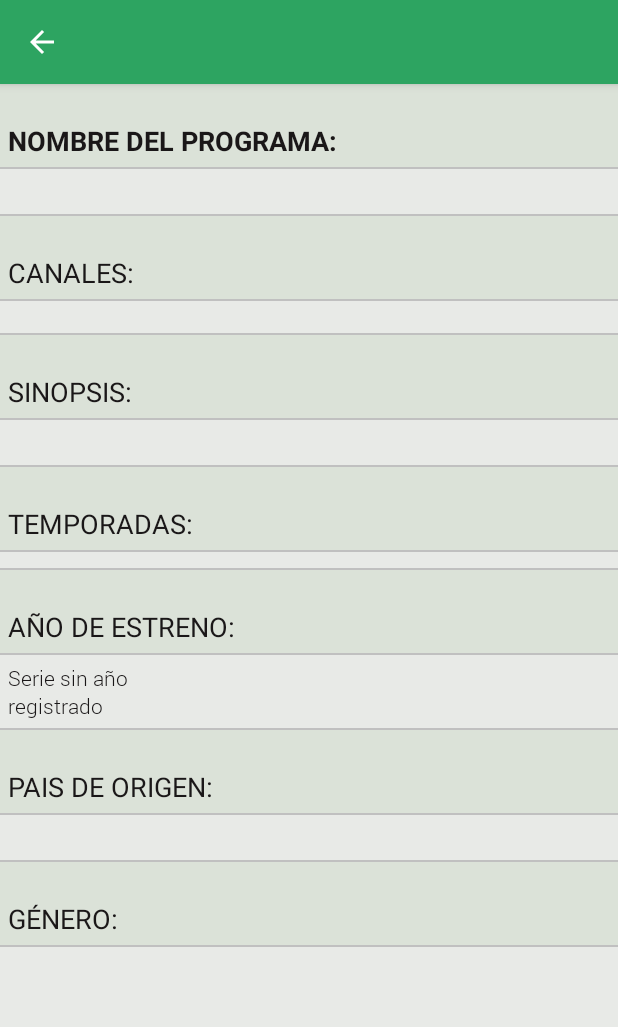
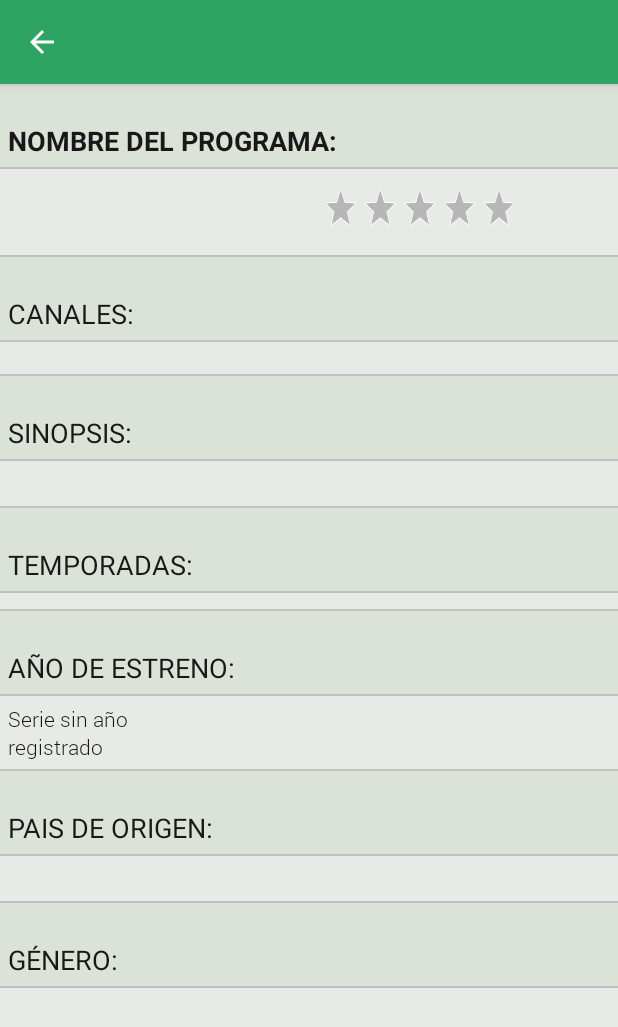
Before and after one commit to camilonar/WTW, an Android app: the ActivityDetalleSerie screen opened directly, with no data from a screen before it, on a phone screen of 412 x 824 dp. Shown: the top 1027 px of the screen. Run offline under Robolectric (Android 15) with nearby library versions, the phone set to English and light mode, and no system bars; Roboto replaces fonts that are not available here; 13 statements that could not run were skipped.

Commit message:
Se agregó la calificación promedio a las series

```diff
--- a/app/src/main/java/epiphany_soft/wtw/Activities/Series/ActivityDetalleSerie.java
+++ b/app/src/main/java/epiphany_soft/wtw/Activities/Series/ActivityDetalleSerie.java
@@ -176,6 +176,7 @@ public class ActivityDetalleSerie extends ActivityBase{
         if (c.getInt(c.getColumnIndex(DataBaseContract.AgendaContract.COLUMN_NAME_USUARIO_ID))==Sesion.getInstance().getIdUsuario()){
             isFavorito=true;
         } else isFavorito=false;
+        llenarCalificacionPromedio(db);
         if (!nombre.equals("")) ((TextView) findViewById(R.id.txtNombreSe)).setText(nombre);
         else ((TextView) findViewById(R.id.txtNombreSe)).setText("Serie sin nombre");
         if (!sinopsis.equals("")) ((TextView) findViewById(R.id.txtSinopsisSe)).setText(sinopsis);
@@ -188,19 +189,26 @@ public class ActivityDetalleSerie extends ActivityBase{
         else ((TextView) findViewById(R.id.txtPaisOrigen)).setText("Serie sin país registrado");
     }
 
-    public void onClickActualizar(View v){
+    private void llenarCalificacionPromedio(DataBaseConnection db){
+        float cal = db.consultarCalificacionPromedio(idSerie);
+        RatingBar rb = (RatingBar)findViewById(R.id.ratingBar2);
+        rb.setRating(cal);
+        rb.setFocusable(false);
+    }
+
+            public void onClickActualizar(View v) {
                 Intent i = new Intent(this, ActivityActualizarSerie.class);
                 Bundle b = new Bundle();
                 b.putString(ProgramaContract.COLUMN_NAME_PROGRAMA_NOMBRE, nombre);
-        b.putString(ProgramaContract.COLUMN_NAME_PROGRAMA_SINOPSIS,sinopsis);
+                b.putString(ProgramaContract.COLUMN_NAME_PROGRAMA_SINOPSIS, sinopsis);
                 b.putString(GeneroContract.COLUMN_NAME_GENERO_NOMBRE, genero);
-        b.putString(ProgramaContract.COLUMN_NAME_PROGRAMA_PAIS_ORIGEN,pais);
-        b.putInt(ProgramaContract.COLUMN_NAME_PROGRAMA_ANIO_ESTRENO,anio);
+                b.putString(ProgramaContract.COLUMN_NAME_PROGRAMA_PAIS_ORIGEN, pais);
+                b.putInt(ProgramaContract.COLUMN_NAME_PROGRAMA_ANIO_ESTRENO, anio);
                 i.putExtras(b);
                 startActivity(i);
             }
 
-    public void onClickRegistrarTemporada(View v){
+            public void onClickRegistrarTemporada(View v) {
 
                 Intent i = new Intent(this, ActivityAgregarTemporada.class);
                 Bundle b = new Bundle();
@@ -210,7 +218,7 @@ public class ActivityDetalleSerie extends ActivityBase{
                 startActivity(i);
             }
 
-    public void onClickAsociarCanal(View v){
+            public void onClickAsociarCanal(View v) {
 
                 Intent i = new Intent(this, ActivityAsociarCanal.class);
                 Bundle b = new Bundle();
@@ -220,16 +228,16 @@ public class ActivityDetalleSerie extends ActivityBase{
                 startActivity(i);
             }
 
-    private void configurarRatingBar(){
+            private void configurarRatingBar() {
                 final RatingBar calificacion = (RatingBar) findViewById(R.id.ratingBar);
-        DataBaseConnection db=new DataBaseConnection(this.getBaseContext());
-        Cursor c=db.consultarCalificacion(Sesion.getInstance().getIdUsuario(),idSerie);
-        calificado=false;
-        if (c!=null && c.getCount()==1){
+                DataBaseConnection db = new DataBaseConnection(this.getBaseContext());
+                Cursor c = db.consultarCalificacion(Sesion.getInstance().getIdUsuario(), idSerie);
+                calificado = false;
+                if (c != null && c.getCount() == 1) {
                     c.moveToNext();
                     float rating = c.getFloat(c.getColumnIndex(DataBaseContract.CalificacionContract.COLUMN_NAME_VALOR_CALIFICACION));
                     calificacion.setRating(rating);
-            calificado=true;
+                    calificado = true;
                 }
                 calificacion.setOnRatingBarChangeListener(new RatingBar.OnRatingBarChangeListener() {
 
@@ -238,16 +246,18 @@ public class ActivityDetalleSerie extends ActivityBase{
                         DataBaseConnection db = new DataBaseConnection(ratingBar.getContext());
                         if (calificado) {
                             db.actualizarCalificacion(Sesion.getInstance().getIdUsuario(), idSerie, calificacion.getRating());
+                            llenarCalificacionPromedio(db);
                         } else {
                             db.insertarCalificacion(Sesion.getInstance().getIdUsuario(), idSerie, calificacion.getRating());
+                            llenarCalificacionPromedio(db);
                             calificado = true;
                         }
                     }
                 });
             }
 
-    protected void hideWhenNoSession(){
-        if (!Sesion.getInstance().isActiva()){
+            protected void hideWhenNoSession() {
+                if (!Sesion.getInstance().isActiva()) {
                     FloatingActionButton b = (FloatingActionButton) findViewById(R.id.fab);
                     hide(b);
                     Button btn = (Button) findViewById(R.id.btn_AgregarTemporada);
@@ -265,8 +275,8 @@ public class ActivityDetalleSerie extends ActivityBase{
                 }
             }
 
-    protected void showWhenSession(){
-        if (Sesion.getInstance().isActiva()){
+            protected void showWhenSession() {
+                if (Sesion.getInstance().isActiva()) {
                     FloatingActionButton b = (FloatingActionButton) findViewById(R.id.fab);
                     show(b);
                     Button btn = (Button) findViewById(R.id.btn_AgregarTemporada);
@@ -284,7 +294,7 @@ public class ActivityDetalleSerie extends ActivityBase{
                 }
             }
 
-    public void configurarImageButton(){
+            public void configurarImageButton() {
                 if (Sesion.getInstance().isActiva()) {
                     btnImg.setBackgroundColor(getResources().getColor(R.color.colorTable));
                     if (this.isFavorito)
@@ -296,19 +306,19 @@ public class ActivityDetalleSerie extends ActivityBase{
                         public void onClick(View v) {
                             DataBaseConnection db = new DataBaseConnection(v.getContext());
                             if (isFavorito) {
-                        if (db.eliminarFavorito(Sesion.getInstance().getIdUsuario(),idSerie)) {
+                                if (db.eliminarFavorito(Sesion.getInstance().getIdUsuario(), idSerie)) {
                                     btnImg.setImageResource(R.drawable.ic_add);
                                     isFavorito = false;
-                            ActivityConsultarProgramasAgenda.actualizado=true;
-                            ActivityConsultarPrograma.actualizado=true;
+                                    ActivityConsultarProgramasAgenda.actualizado = true;
+                                    ActivityConsultarPrograma.actualizado = true;
                                 /*mCardView.removeAllViews();*/
                                 }
                             } else {
                                 if (db.insertarFavorito(Sesion.getInstance().getIdUsuario(), idSerie)) {
                                     btnImg.setImageResource(R.drawable.ic_remove);
-                            isFavorito=true;
-                            ActivityConsultarProgramasAgenda.actualizado=true;
-                            ActivityConsultarPrograma.actualizado=true;
+                                    isFavorito = true;
+                                    ActivityConsultarProgramasAgenda.actualizado = true;
+                                    ActivityConsultarPrograma.actualizado = true;
                                 }
                             }
                         }
@@ -318,11 +328,11 @@ public class ActivityDetalleSerie extends ActivityBase{
                 }
             }
 
-    public int getIdSerie(){
+            public int getIdSerie() {
                 return idSerie;
             }
 
-    public String getNombreSerie(){
+            public String getNombreSerie() {
                 return nombre;
             }
         }
--- a/app/src/main/java/epiphany_soft/wtw/DataBase/DataBaseConnection.java
+++ b/app/src/main/java/epiphany_soft/wtw/DataBase/DataBaseConnection.java
@@ -725,43 +725,6 @@ public class DataBaseConnection {
         }
         else return null;
     }
-  /*  public boolean actualizarUsuario1(int id, String nombre, String contrasenia){
-        try {
-            miDBHelper.createDataBase();
-        } catch (IOException e) {
-        }
-        if (miDBHelper.checkDataBase()) {
-            SQLiteDatabase db = miDBHelper.getWritableDatabase();
-            ContentValues values = new ContentValues();
-            values.put(UsuarioContract.COLUMN_NAME_USUARIO_ID, id);
-            values.put(UsuarioContract.COLUMN_NAME_USUARIO_NOMBRE, nombre);
-            values.put(UsuarioContract.COLUMN_NAME_USUARIO_PASSWORD,contrasenia);
-            String query= UsuarioContract.COLUMN_NAME_USUARIO_ID+"=?";
-            int rowid=db.update(UsuarioContract.TABLE_NAME, values, query, new String[]{nombre});
-            if (rowid>0) return true;
-        }
-        return false;
-    }
-
-    public Cursor consultarNombreUser(String nombre){
-        try {
-            miDBHelper.createDataBase();
-        } catch (IOException e) {
-        }
-        if(miDBHelper.checkDataBase()) {
-            SQLiteDatabase db = miDBHelper.getReadableDatabase();
-            String query =
-                    "SELECT " + UsuarioContract.COLUMN_NAME_USUARIO_NOMBRE+" ";
-
-            query+= "FROM "+ UsuarioContract.TABLE_NAME;
-            query +=
-                    "WHERE " + UsuarioContract.COLUMN_NAME_USUARIO_NOMBRE +nombre;
-            Cursor c = db.rawQuery(query, null);
-            return c;
-        }
-        else return null;
-    }
-    */
 
     public Cursor consultarCanalLikeNombre(String nombre){
         try {
@@ -1165,4 +1128,25 @@ public class DataBaseConnection {
         else return null;
     }
 
+    public float consultarCalificacionPromedio(int idPrograma){
+        try {
+            miDBHelper.createDataBase();
+        } catch (IOException e) {
+        }
+        if(miDBHelper.checkDataBase()) {
+            SQLiteDatabase db = miDBHelper.getReadableDatabase();
+            String query = "SELECT AVG(" + CalificacionContract.COLUMN_NAME_VALOR_CALIFICACION+") AS "+
+                    CalificacionContract.COLUMN_NAME_VALOR_CALIFICACION+","+
+                    "COUNT(" + CalificacionContract.COLUMN_NAME_USUARIO_ID+") AS cuenta ";
+            query +=
+                    "FROM " + CalificacionContract.TABLE_NAME+" ";
+            query +=
+                    "WHERE " + CalificacionContract.COLUMN_NAME_PROGRAMA_ID +"=? ";
+            Cursor c = db.rawQuery(query, new String[]{Integer.toString(idPrograma)});
+            c.moveToNext();
+            if (c.getInt(c.getColumnIndex("cuenta"))!=0);
+                return c.getFloat(c.getColumnIndex(CalificacionContract.COLUMN_NAME_VALOR_CALIFICACION));
+        }
+        return 0;
+    }
 }
--- a/app/src/main/res/layout/activity_detalle_serie.xml
+++ b/app/src/main/res/layout/activity_detalle_serie.xml
@@ -30,6 +30,7 @@
                         android:gravity="bottom"
                         android:id="@+id/lblNombrePrograma" />
 
+
                     <ImageButton
                         android:layout_width="@dimen/size_add_btn"
                         android:layout_height="@dimen/size_add_btn"
@@ -55,14 +56,33 @@
                 android:layout_width="match_parent"
                 android:layout_height="match_parent">
 
+                <LinearLayout
+                    android:layout_width="match_parent"
+                    android:layout_height="match_parent"
+                    android:orientation="horizontal">
                 <TextView
-                    android:layout_width="356dp"
+                    android:layout_width="149dp"
                     android:layout_height="wrap_content"
                     android:layout_margin="5dp"
+                    android:layout_gravity="center"
                     android:text=""
                     android:textColor="@color/colorNormalText"
                     android:ems="10"
                     android:id="@+id/txtNombreSe" />
+
+                <RatingBar
+                    android:layout_width="wrap_content"
+                    android:layout_height="wrap_content"
+                    android:scaleX="0.55"
+                    android:scaleY="0.7"
+                    android:id="@+id/ratingBar2"
+                    android:isIndicator="true"
+                    android:layout_gravity="left|bottom"
+                    android:numStars="5"
+                    android:rating="0"
+                    style="@android:style/Widget.Holo.RatingBar"
+                    android:stepSize="0.2" />
+                </LinearLayout>
 
             </TableRow>
 
```
Lines whose indentation alone changed are shown as unchanged.
